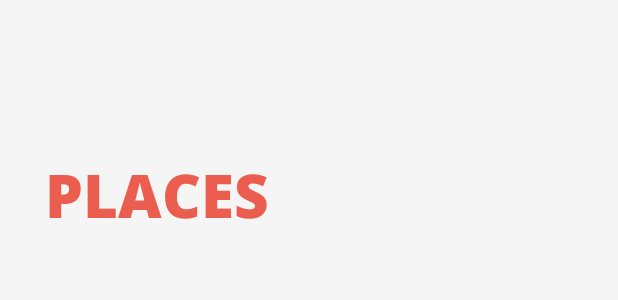
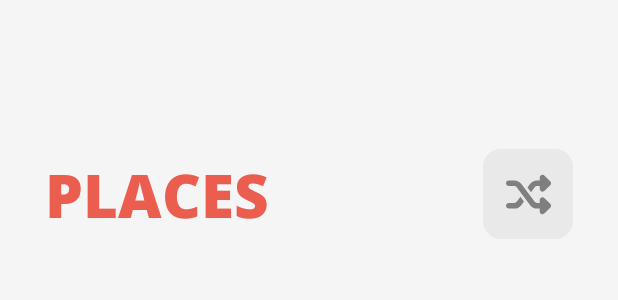
Before and after one commit to dotoleeoak/yummy-yuljeon, an Android app: the layout fragment_home.xml on its own in the app's theme, with its tools: preview values and no code run, on a phone screen of 412 x 824 dp. Shown: the top 300 px of the screen. Run offline under Robolectric (Android 15) with nearby library versions, the phone set to English and light mode, and no system bars.

Commit message:
feat: add shuffle button

```diff
--- a/app/src/main/java/edu/skku/cs/yummyyuljeon/ui/home/HomeFragment.kt
+++ b/app/src/main/java/edu/skku/cs/yummyyuljeon/ui/home/HomeFragment.kt
@@ -12,6 +12,7 @@ import edu.skku.cs.yummyyuljeon.databinding.FragmentHomeBinding
 class HomeFragment : Fragment() {
     private var _binding: FragmentHomeBinding? = null
     private val binding get() = _binding!!
+    private var adapter: CardAdapter? = null
 
     companion object {
         const val EXT_NAME = "name"
@@ -36,7 +37,8 @@ class HomeFragment : Fragment() {
         places.add(Place("옥집", "경기 수원시 장안구 율전로 108번길 11 1층", "500m", "image_url"))
 
         val gridView = binding.gridCard
-        gridView.adapter = CardAdapter(requireContext(), places)
+        adapter = CardAdapter(requireContext(), places)
+        gridView.adapter = adapter
 
         // Update height of gridview depending on the number of cards
         val numRows = (places.size + 1) / 2
@@ -50,6 +52,12 @@ class HomeFragment : Fragment() {
         gridParams.height = pxHeight
         gridView.layoutParams = gridParams
 
+        // shuffle list
+        binding.buttonShuffle.setOnClickListener {
+            places.shuffle()
+            adapter?.notifyDataSetChanged()
+        }
+
         return root
     }
 
--- /dev/null
+++ b/app/src/main/res/drawable/fa6solidshuffle.xml
@@ -0,0 +1,9 @@
+<vector xmlns:android="http://schemas.android.com/apk/res/android"
+    android:width="30dp"
+    android:height="30dp"
+    android:viewportWidth="512"
+    android:viewportHeight="512">
+    <path
+        android:fillColor="@color/button_main"
+        android:pathData="M403.8,34.4c12,-5 25.7,-2.2 34.9,6.9l64,64c6,6 9.4,14.1 9.4,22.6s-3.4,16.6 -9.4,22.6l-64,64c-9.2,9.2 -22.9,11.9 -34.9,6.9S384,204.8 384,191.8L384,160h-32c-10.1,0 -19.6,4.7 -25.6,12.8L284,229.3L244,176l31.2,-41.6C293.3,110.2 321.8,96 352,96h32L384,64c0,-12.9 7.8,-24.6 19.8,-29.6zM164,282.7l40,53.3l-31.2,41.6C154.7,401.8 126.2,416 96,416L32,416c-17.7,0 -32,-14.3 -32,-32s14.3,-32 32,-32h64c10.1,0 19.6,-4.7 25.6,-12.8l42.4,-56.5zM438.6,470.7c-9.2,9.2 -22.9,11.9 -34.9,6.9S383.9,461 383.9,448v-32L352,416c-30.2,0 -58.7,-14.2 -76.8,-38.4L121.6,172.8c-6,-8.1 -15.5,-12.8 -25.6,-12.8L32,160c-17.7,0 -32,-14.3 -32,-32s14.3,-32 32,-32h64c30.2,0 58.7,14.2 76.8,38.4l153.6,204.8c6,8.1 15.5,12.8 25.6,12.8h32v-32c0,-12.9 7.8,-24.6 19.8,-29.6s25.7,-2.2 34.9,6.9l64,64c6,6 9.4,14.1 9.4,22.6s-3.4,16.6 -9.4,22.6l-64,64z" />
+</vector>
--- a/app/src/main/res/layout/fragment_home.xml
+++ b/app/src/main/res/layout/fragment_home.xml
@@ -23,9 +23,21 @@
             android:textColor="@color/main"
             android:textFontWeight="800"
             android:textSize="40sp"
-            app:layout_constraintEnd_toEndOf="@id/guideline_right"
+            app:layout_constraintEnd_toStartOf="@id/buttonShuffle"
             app:layout_constraintStart_toStartOf="@id/guideline_left"
             app:layout_constraintTop_toTopOf="parent" />
+
+        <ImageButton
+            android:id="@+id/buttonShuffle"
+            android:layout_width="60dp"
+            android:layout_height="60dp"
+            android:background="@drawable/rounded_button"
+            android:foreground="?attr/selectableItemBackground"
+            android:src="@drawable/fa6solidshuffle"
+            app:layout_constraintBottom_toBottomOf="@id/title"
+            app:layout_constraintEnd_toEndOf="@id/guideline_right"
+            app:layout_constraintStart_toEndOf="@id/title"
+            app:layout_constraintTop_toTopOf="@id/title" />
 
         <androidx.constraintlayout.widget.Guideline
             android:id="@+id/guideline_left"
@@ -45,7 +57,7 @@
             android:id="@+id/grid_card"
             android:layout_width="0dp"
             android:layout_height="wrap_content"
-            android:layout_marginVertical="20dp"
+            android:layout_marginVertical="40dp"
             android:horizontalSpacing="10dp"
             android:numColumns="2"
             android:verticalSpacing="20dp"
```
